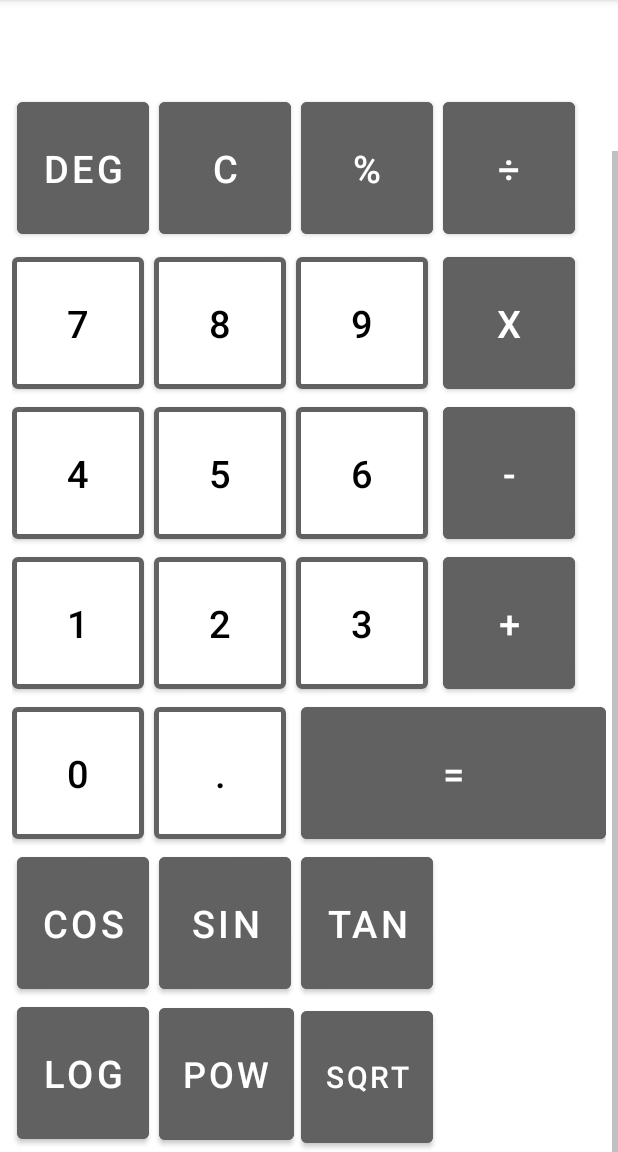
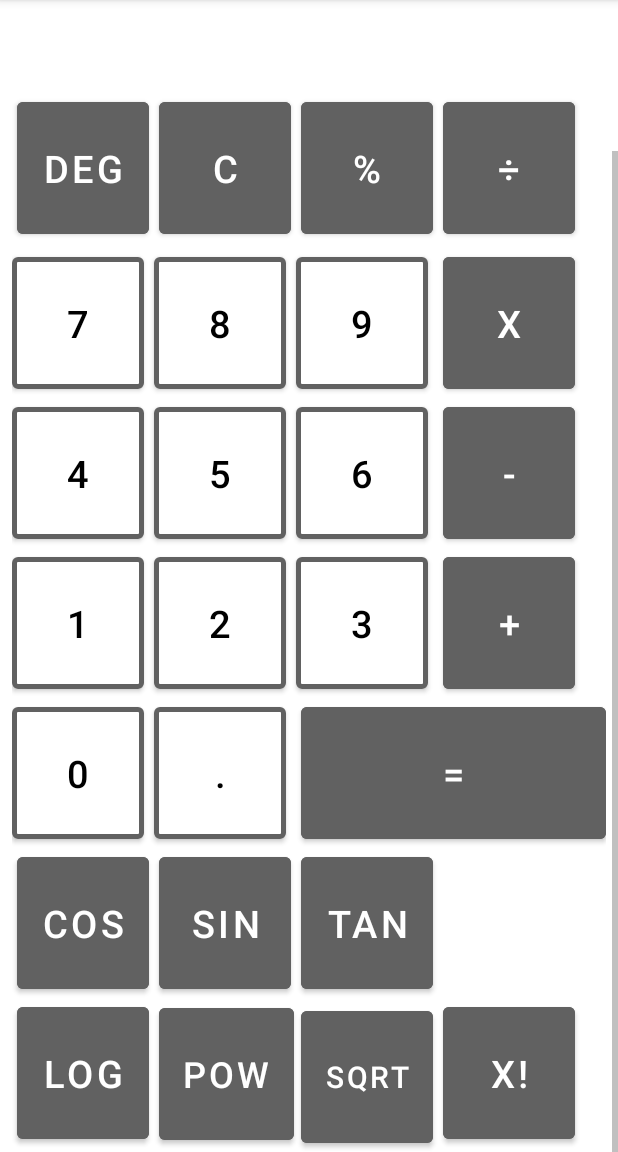
Before and after one commit to KomnisEvangelos/MVC-Calculator, an Android app: the MainActivity screen opened directly, with no data from a screen before it, scrolled down 116 dp, on a phone screen of 412 x 824 dp, the part 84-1236 px from its top. Run offline under Robolectric (Android 15) with nearby library versions, the phone set to English and light mode, and no system bars.

Commit message:
added factorial button

```diff
--- a/app/src/main/java/com/example/mvc_calculator/Controllers/CalculatorController.java
+++ b/app/src/main/java/com/example/mvc_calculator/Controllers/CalculatorController.java
@@ -81,7 +81,10 @@ public class CalculatorController {
         model.cosine();
         updateResultView();
     }
-
+    public void onFactorialButtonCLlicked(){
+        model.factorial();
+        updateResultView();
+    }
     public void onTangentButtonClicked(){
         model.tangent();
         updateResultView();
--- a/app/src/main/java/com/example/mvc_calculator/Models/CalculatorModel.java
+++ b/app/src/main/java/com/example/mvc_calculator/Models/CalculatorModel.java
@@ -27,6 +27,12 @@ public class CalculatorModel {
 
     public void multiply(){
         this.result = operand1 * operand2;
+    }
+    public void factorial(){
+        this.result= 1;
+        for (int i = 1 ; i<= operand1;i++){
+         this.result *=i;
+        }
     }
     public void divide() {
 
--- a/app/src/main/res/layout/buttons_layout.xml
+++ b/app/src/main/res/layout/buttons_layout.xml
@@ -383,6 +383,19 @@
 
             android:onClick="onRootButtonClicked"
             />
+        <com.google.android.material.button.MaterialButton
+            android:id="@+id/factorialBtn"
+            android:layout_width="wrap_content"
+            android:layout_height="100dp"
+            android:text="x!"
+            android:textColor="@color/white"
+            android:backgroundTint="@color/grey_700"
+            android:textSize="25sp"
+            android:layout_marginLeft="3dp"
+            android:layout_row="6"
+            android:layout_column="3"
+            android:onClick="onFactorialButtonClicked"
+            />
 
 
     </GridLayout>
```
Also changed, not shown: app/src/main/java/com/example/mvc_calculator/Views/MainActivity.java (+20 -2 lines).
